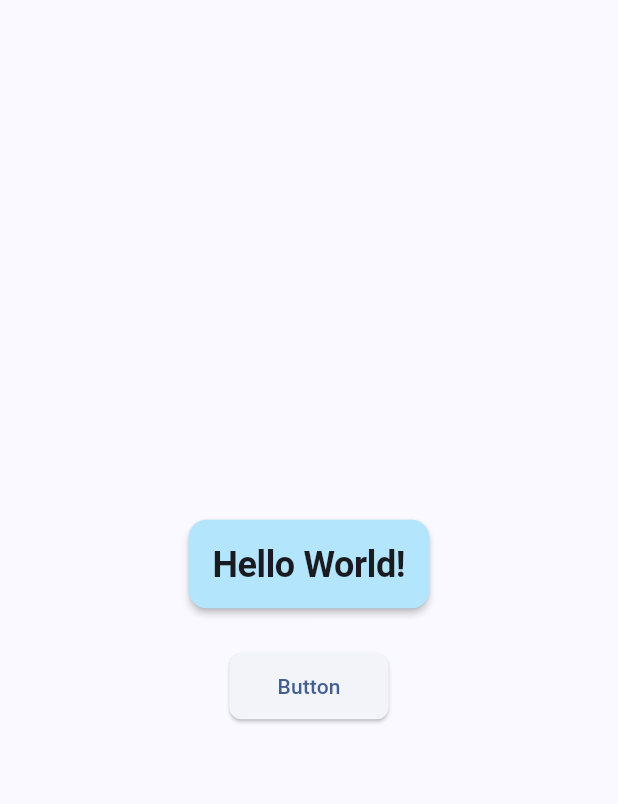
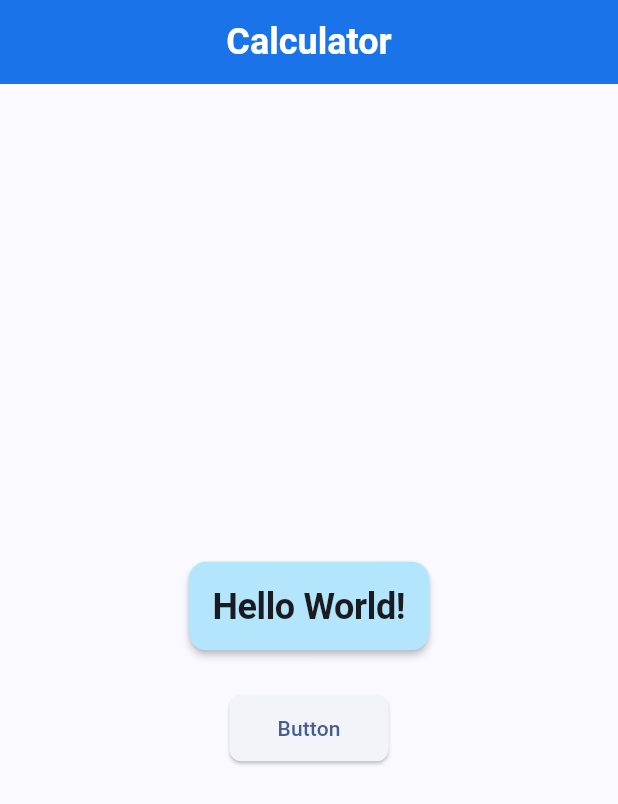
Before and after one commit to 42sungwook/flutter-piscine, a Flutter app: the screen it shows after launch, after a tap on "Button", on a phone screen of 412 x 824 dp. Shown: the top 804 px of the screen. Run offline on Flutter 3.47's test engine with Material 3 defaults, Android fonts, the phone set to English and light mode, and no system bars.

Commit message:
feat: add appBar

```diff
--- a/lib/screens/home.dart
+++ b/lib/screens/home.dart
@@ -1,5 +1,6 @@
 import 'package:flutter/material.dart';
 import 'package:flutter_piscine/config/theme.dart';
+import 'package:flutter_piscine/widgets/common/app_bar.dart';
 
 class HomeScreen extends StatefulWidget {
   const HomeScreen({super.key});
@@ -23,6 +24,7 @@ class _HomeScreenState extends State<HomeScreen> {
   @override
   Widget build(BuildContext context) {
     return Scaffold(
+      appBar: MainAppBar(),
       body: Center(
         child: Column(
           mainAxisAlignment: MainAxisAlignment.center,
--- /dev/null
+++ b/lib/widgets/common/app_bar.dart
@@ -0,0 +1,20 @@
+import 'package:flutter/material.dart';
+import 'package:flutter_piscine/config/theme.dart';
+
+class MainAppBar extends StatelessWidget implements PreferredSizeWidget {
+  const MainAppBar({super.key});
+
+  @override
+  Widget build(BuildContext context) {
+    return AppBar(
+      title: const Text('Calculator'),
+      centerTitle: true,
+      elevation: 0,
+      backgroundColor: AppTheme.primaryColor,
+      titleTextStyle: AppTheme.darkTheme.textTheme.displayLarge,
+    );
+  }
+
+  @override
+  Size get preferredSize => const Size.fromHeight(kToolbarHeight);
+}
```
